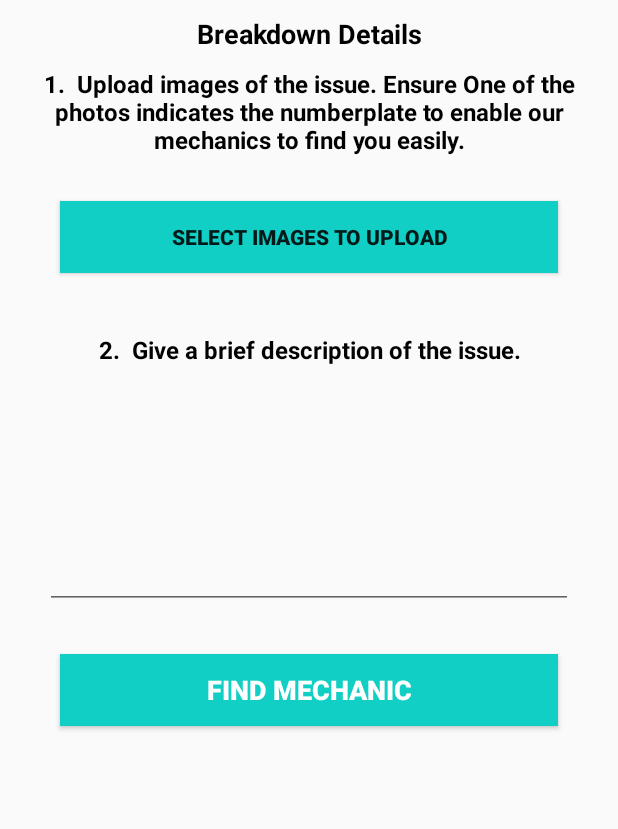
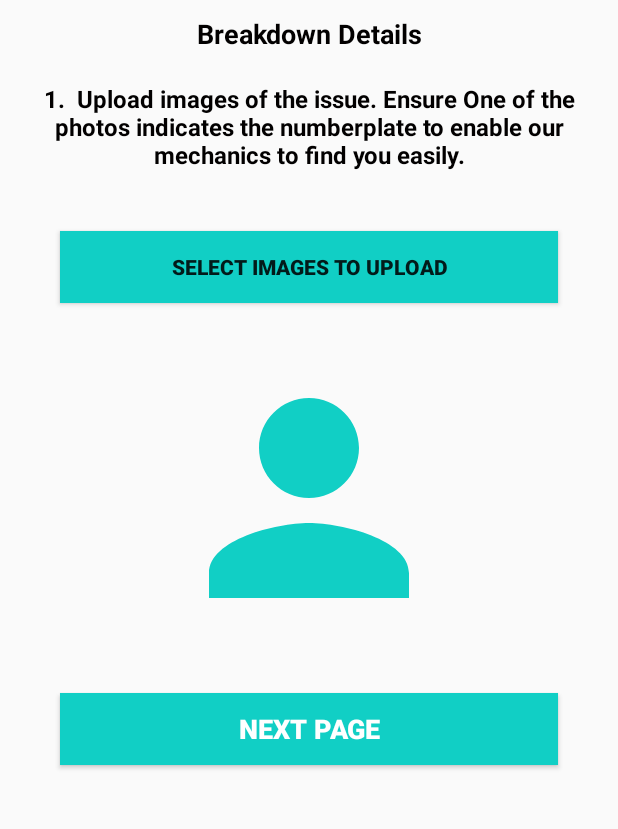
Before and after one commit to JoanWaweru/MakanikApp, an Android app: the UserIncidentPageActivity screen opened directly, with no data from a screen before it, after a tap on "SELECT IMAGES TO UPLOAD", on a phone screen of 412 x 824 dp, the part 80-909 px from its top. Run offline under Robolectric (Android 15) with nearby library versions, the phone set to English and light mode, and no system bars; libraries missing offline, so code that uses them is left out: java.io; pictures from the network do not load; Roboto replaces fonts that are not available here.

Commit message:
Breakdown Image Can Be Displayed

```diff
--- a/app/src/main/java/com/joan/makanikapp/SettingsActivity.java
+++ b/app/src/main/java/com/joan/makanikapp/SettingsActivity.java
@@ -63,7 +63,7 @@ public class SettingsActivity extends AppCompatActivity implements View.OnClickL
         reference.child(userID).addListenerForSingleValueEvent(new ValueEventListener() {
             @Override
             public void onDataChange(@NonNull DataSnapshot snapshot) {
-                UserHelperClass userProfile = snapshot.getValue(UserHelperClass.class);
+                //UserHelperClass userProfile = snapshot.getValue(UserHelperClass.class);
 
 //                if (userProfile != null) {
 //                    String firstname = userProfile.fname;
--- a/app/src/main/java/com/joan/makanikapp/UserIncidentPageActivity.java
+++ b/app/src/main/java/com/joan/makanikapp/UserIncidentPageActivity.java
@@ -1,3 +1,153 @@
+//package com.joan.makanikapp;
+//
+//import androidx.annotation.Nullable;
+//import androidx.appcompat.app.AppCompatActivity;
+//import androidx.recyclerview.widget.LinearLayoutManager;
+//import androidx.recyclerview.widget.RecyclerView;
+//
+//import android.content.Intent;
+//import android.database.Cursor;
+//import android.graphics.BitmapFactory;
+//import android.net.Uri;
+//import android.os.Bundle;
+//import android.provider.MediaStore;
+//import android.provider.OpenableColumns;
+//import android.view.View;
+//import android.widget.Button;
+//import android.widget.ImageView;
+//import android.widget.Toast;
+//
+//
+//import java.util.ArrayList;
+//import java.util.List;
+//
+//public class UserIncidentPageActivity extends AppCompatActivity {
+//    private static final int RESULT_LOAD_IMAGE = 1;
+//    private Button image_uploader, submit_incident;
+//    //private RecyclerView incident_images;
+//    private List<String> filenamelist;
+//    private List<String> filedonelist;
+//    private UploadImageListAdapter uploadImageListAdapter;
+//    private ImageView viewBreakdownImage;
+//
+//    @Override
+//    protected void onCreate(Bundle savedInstanceState) {
+//        super.onCreate(savedInstanceState);
+//        setContentView(R.layout.activity_user_incident_page);
+//        image_uploader = findViewById(R.id.image_breakdown_images);
+//        submit_incident = findViewById(R.id.button_Find_Mechanic);
+//        //incident_images = findViewById(R.id.images_breakdown_report);
+//        filenamelist = new ArrayList<>();
+//        filedonelist = new ArrayList<>();
+//        uploadImageListAdapter = new UploadImageListAdapter(filenamelist,filedonelist);
+//        viewBreakdownImage = findViewById(R.id.breakdownImage);
+//        //incident_images.setLayoutManager(new LinearLayoutManager(this));
+//        //incident_images.setHasFixedSize(true);
+//        //incident_images.setAdapter(uploadImageListAdapter);
+////        if(SaveSharedPreference.getUserName(UserIncidentPageActivity.this).length() == 0)
+////        {
+////            // call Login Activity
+////            startActivity(new Intent(UserIncidentPageActivity.this,LoginActivity.class));
+////        }
+////        else
+////        {
+////            // Stay at the current activity.
+////            startActivity(new Intent(UserIncidentPageActivity.this,UserIncidentPageActivity.class));
+////        }
+//
+//
+//        image_uploader.setOnClickListener(new View.OnClickListener() {
+//            @Override
+//            public void onClick(View v) {
+//                Intent intent = new Intent();
+//                intent.setType("image/*");
+//                intent.putExtra(Intent.EXTRA_ALLOW_MULTIPLE,true);
+//                intent.setAction(Intent.ACTION_GET_CONTENT);
+//                startActivityForResult(Intent.createChooser(intent,"Select Picture"),RESULT_LOAD_IMAGE);
+//
+//                Intent i = new Intent(
+//                        Intent.ACTION_PICK, android.provider.MediaStore.Images.Media.EXTERNAL_CONTENT_URI);
+//
+//                startActivityForResult(i, RESULT_LOAD_IMAGE);
+//            }
+//        });
+//
+//        submit_incident.setOnClickListener(new View.OnClickListener() {
+//            @Override
+//            public void onClick(View v) {
+//                Intent submitIncidentIntent = new Intent(UserIncidentPageActivity.this, UserMapsActivity.class);
+//                startActivity(submitIncidentIntent);
+//            }
+//        });
+//    }
+//
+//    @Override
+//    protected void onActivityResult(int requestCode, int resultCode, @Nullable Intent data) {
+//        super.onActivityResult(requestCode, resultCode, data);
+//
+//        if(requestCode == RESULT_LOAD_IMAGE && requestCode == RESULT_OK){
+//            if(data.getClipData() != null){
+//                //Toast.makeText(UserIncidentPageActivity.this,"Please Select Images",Toast.LENGTH_LONG).show();
+////                int totalItemsSelected = data.getClipData().getItemCount();
+////                for(int i = 0; i< totalItemsSelected; i++){
+////                    Uri fileUri = data.getClipData().getItemAt(i).getUri();
+////                    String filename = getFileName(fileUri);
+////                    filenamelist.add(filename);
+////                    uploadImageListAdapter.notifyDataSetChanged();
+//
+//                Uri selectedImage = data.getData();
+//                String[] filePathColumn = { MediaStore.Images.Media.DATA };
+//
+//                Cursor cursor = getContentResolver().query(selectedImage,
+//                        filePathColumn, null, null, null);
+//                cursor.moveToFirst();
+//
+//                int columnIndex = cursor.getColumnIndex(filePathColumn[0]);
+//                String picturePath = cursor.getString(columnIndex);
+//                cursor.close();
+//
+//                ImageView imageView = findViewById(R.id.breakdownImage).post(new Runnable() {
+//                            @Override
+//                            public void run() {
+//                                ((ImageView) findViewById(R.id.breakdownImage)).setImageURI(selectedImageUri);
+//                            }
+//                        });
+//
+//                imageView.setImageBitmap(BitmapFactory.decodeFile(picturePath));
+//
+//
+//            }
+//            }else if (data.getData() != null){
+//
+//                Toast.makeText(UserIncidentPageActivity.this, "Selected Single File", Toast.LENGTH_SHORT).show();
+//
+//            }
+//        }
+//
+//    public String getFileName(Uri uri) {
+//        String result = null;
+//        if (uri.getScheme().equals("content")) {
+//            Cursor cursor = getContentResolver().query(uri, null, null, null, null);
+//            try {
+//                if (cursor != null && cursor.moveToFirst()) {
+//                    result = cursor.getString(cursor.getColumnIndex(OpenableColumns.DISPLAY_NAME));
+//                }
+//            } finally {
+//                cursor.close();
+//            }
+//        }
+//        if (result == null) {
+//            result = uri.getPath();
+//            int cut = result.lastIndexOf('/');
+//            if (cut != -1) {
+//                result = result.substring(cut + 1);
+//            }
+//        }
+//      return result;
+//    }
+//}
+
+
 package com.joan.makanikapp;
 
 import androidx.annotation.Nullable;
@@ -7,113 +157,70 @@ import androidx.recyclerview.widget.RecyclerView;
 
 import android.content.Intent;
 import android.database.Cursor;
+import android.graphics.Bitmap;
+import android.graphics.BitmapFactory;
 import android.net.Uri;
 import android.os.Bundle;
+import android.provider.MediaStore;
 import android.provider.OpenableColumns;
 import android.view.View;
 import android.widget.Button;
+import android.widget.ImageView;
 import android.widget.Toast;
 
-
+import java.io.IOException;
 import java.util.ArrayList;
 import java.util.List;
 
 public class UserIncidentPageActivity extends AppCompatActivity {
-    private static final int RESULT_LOAD_IMAGE = 1;
-    private Button image_uploader, submit_incident;
-    private RecyclerView incident_images;
-    private List<String> filenamelist;
-    private List<String> filedonelist;
-    private UploadImageListAdapter uploadImageListAdapter;
 
-    @Override
+    private Button image_uploader, next_page;
+    private ImageView viewBreakdownImage;
+    private final int REQ = 1;
+    private Bitmap bitmap;
+
     protected void onCreate(Bundle savedInstanceState) {
         super.onCreate(savedInstanceState);
         setContentView(R.layout.activity_user_incident_page);
+
         image_uploader = findViewById(R.id.image_breakdown_images);
-        submit_incident = findViewById(R.id.button_Find_Mechanic);
-        incident_images = findViewById(R.id.images_breakdown_report);
-        filenamelist = new ArrayList<>();
-        filedonelist = new ArrayList<>();
-        uploadImageListAdapter = new UploadImageListAdapter(filenamelist,filedonelist);
-        incident_images.setLayoutManager(new LinearLayoutManager(this));
-        incident_images.setHasFixedSize(true);
-        incident_images.setAdapter(uploadImageListAdapter);
-//        if(SaveSharedPreference.getUserName(UserIncidentPageActivity.this).length() == 0)
-//        {
-//            // call Login Activity
-//            startActivity(new Intent(UserIncidentPageActivity.this,LoginActivity.class));
-//        }
-//        else
-//        {
-//            // Stay at the current activity.
-//            startActivity(new Intent(UserIncidentPageActivity.this,UserIncidentPageActivity.class));
-//        }
-
+        next_page = findViewById(R.id.button_Find_Mechanic);
+        viewBreakdownImage = findViewById(R.id.breakdownImage);
 
         image_uploader.setOnClickListener(new View.OnClickListener() {
             @Override
             public void onClick(View v) {
-                Intent intent = new Intent();
-                intent.setType("image/*");
-                intent.putExtra(Intent.EXTRA_ALLOW_MULTIPLE,true);
-                intent.setAction(Intent.ACTION_GET_CONTENT);
-                startActivityForResult(Intent.createChooser(intent,"Select Picture"),RESULT_LOAD_IMAGE);
-
+                openGallery();
             }
         });
 
-        submit_incident.setOnClickListener(new View.OnClickListener() {
+        next_page.setOnClickListener(new View.OnClickListener() {
             @Override
             public void onClick(View v) {
-                Intent submitIncidentIntent = new Intent(UserIncidentPageActivity.this, UserMapsActivity.class);
+                Intent submitIncidentIntent = new Intent(UserIncidentPageActivity.this, UserIncidentPageActivity2.class);
                 startActivity(submitIncidentIntent);
             }
         });
+
+        }
+
+    private void openGallery() {
+        Intent selectImage = new Intent(Intent.ACTION_PICK, MediaStore.Images.Media.EXTERNAL_CONTENT_URI);
+        startActivityForResult(selectImage,REQ);
     }
 
     @Override
     protected void onActivityResult(int requestCode, int resultCode, @Nullable Intent data) {
         super.onActivityResult(requestCode, resultCode, data);
 
-        if(requestCode == RESULT_LOAD_IMAGE && requestCode == RESULT_OK){
-            if(data.getClipData() != null){
-                //Toast.makeText(UserIncidentPageActivity.this,"Please Select Images",Toast.LENGTH_LONG).show();
-                int totalItemsSelected = data.getClipData().getItemCount();
-                for(int i = 0; i< totalItemsSelected; i++){
-                    Uri fileUri = data.getClipData().getItemAt(i).getUri();
-                    String filename = getFileName(fileUri);
-                    filenamelist.add(filename);
-                    uploadImageListAdapter.notifyDataSetChanged();
-
-                }
-            }else if (data.getData() != null){
-
-                Toast.makeText(UserIncidentPageActivity.this, "Selected Single File", Toast.LENGTH_SHORT).show();
-
+        if(requestCode == REQ && resultCode == RESULT_OK){
+            Uri uri = data.getData();
+            try {
+                bitmap = MediaStore.Images.Media.getBitmap(getContentResolver(),uri);
+            }catch(IOException e){
+                e.printStackTrace();
             }
+            viewBreakdownImage.setImageBitmap(bitmap);
         }
     }
-
-    public String getFileName(Uri uri) {
-        String result = null;
-        if (uri.getScheme().equals("content")) {
-            Cursor cursor = getContentResolver().query(uri, null, null, null, null);
-            try {
-                if (cursor != null && cursor.moveToFirst()) {
-                    result = cursor.getString(cursor.getColumnIndex(OpenableColumns.DISPLAY_NAME));
-                }
-            } finally {
-                cursor.close();
-            }
-        }
-        if (result == null) {
-            result = uri.getPath();
-            int cut = result.lastIndexOf('/');
-            if (cut != -1) {
-                result = result.substring(cut + 1);
-            }
-        }
-        return result;
-    }
 }
--- a/app/src/main/res/layout/activity_user_incident_page.xml
+++ b/app/src/main/res/layout/activity_user_incident_page.xml
@@ -1,5 +1,5 @@
 <?xml version="1.0" encoding="utf-8"?>
-<androidx.constraintlayout.widget.ConstraintLayout xmlns:android="http://schemas.android.com/apk/res/android"
+<RelativeLayout xmlns:android="http://schemas.android.com/apk/res/android"
     xmlns:app="http://schemas.android.com/apk/res-auto"
     xmlns:tools="http://schemas.android.com/tools"
     android:layout_width="match_parent"
@@ -23,7 +23,7 @@
         android:layout_width="match_parent"
         android:layout_height="wrap_content"
         android:id="@+id/text_incident_details"
-        app:layout_constraintTop_toBottomOf="@id/text_intro"
+        android:layout_below="@id/text_intro"
         android:text="Breakdown Details"
         android:textColor="@color/darkTextColor"
         android:textAlignment="center"
@@ -38,7 +38,7 @@
         android:layout_width="match_parent"
         android:layout_height="wrap_content"
         android:id="@+id/text_breakdown_images"
-        app:layout_constraintTop_toBottomOf="@id/text_incident_details"
+        android:layout_below= "@id/text_incident_details"
         android:text="1.  Upload images of the issue. Ensure One of the photos indicates the numberplate to enable our mechanics to find you easily."
         android:textColor="@color/darkTextColor"
         android:textAlignment="center"
@@ -55,7 +55,7 @@
         android:layout_height="wrap_content"
         android:id="@+id/image_breakdown_images"
         android:text="Select Images to Upload"
-        app:layout_constraintTop_toBottomOf="@id/text_breakdown_images"
+        android:layout_below="@id/text_breakdown_images"
         android:background="@color/themeColor"
         android:textStyle="bold"
         android:textAlignment="center"
@@ -65,57 +65,67 @@
         app:layout_constraintStart_toStartOf="parent">
 
     </Button>
-    <androidx.recyclerview.widget.RecyclerView
-        android:layout_width="match_parent"
-        android:layout_height="wrap_content"
-        android:id="@+id/images_breakdown_report"
-        app:layout_constraintTop_toBottomOf="@id/image_breakdown_images"
-        android:layout_marginVertical="10dp"
-        android:layout_marginHorizontal="20dp">
+<!--    <androidx.recyclerview.widget.RecyclerView-->
+<!--        android:layout_width="match_parent"-->
+<!--        android:layout_height="wrap_content"-->
+<!--        android:id="@+id/images_breakdown_report"-->
+<!--        app:layout_constraintTop_toBottomOf="@id/image_breakdown_images"-->
+<!--        android:layout_marginVertical="10dp"-->
+<!--        android:layout_marginHorizontal="20dp">-->
 
-    </androidx.recyclerview.widget.RecyclerView>
-    <TextView
-        android:layout_width="match_parent"
-        android:layout_height="wrap_content"
-        android:id="@+id/text_breakdown_description"
-        android:text="2.  Give a brief description of the issue."
-        android:textColor="@color/darkTextColor"
-        android:textAlignment="center"
-        android:gravity="center"
-        android:textSize="16sp"
-        android:textStyle="bold"
-        android:layout_marginVertical="30dp"
-        app:layout_constraintStart_toStartOf="parent"
-        android:layout_marginHorizontal="10dp"
-        app:layout_constraintTop_toBottomOf="@id/images_breakdown_report"
-        >
+<!--    </androidx.recyclerview.widget.RecyclerView>-->
 
-    </TextView>
-    <EditText
-        android:layout_width="match_parent"
-        android:layout_height="wrap_content"
-        android:id="@+id/edittext_description"
-        app:layout_constraintStart_toStartOf="parent"
-        app:layout_constraintTop_toBottomOf="@id/text_breakdown_description"
-        android:layout_marginHorizontal="30dp"
-        android:layout_marginVertical="10dp"
-        android:inputType="textMultiLine"
-        android:lines="8"
-        android:minLines="6"
-        android:gravity="top|left"
-        android:maxLines="10"
-        android:scrollbars="vertical">
+    <ImageView
+        android:id="@+id/breakdownImage"
+        android:layout_width="200dp"
+        android:layout_height="200dp"
+        android:layout_below="@+id/image_breakdown_images"
+        android:src="@drawable/ic_view_my_profile_icon"
+        android:layout_centerHorizontal="true"
+        android:visibility="visible"/>
 
-    </EditText>
+<!--    <TextView-->
+<!--        android:layout_width="match_parent"-->
+<!--        android:layout_height="wrap_content"-->
+<!--        android:id="@+id/text_breakdown_description"-->
+<!--        android:text="2.  Give a brief description of the issue."-->
+<!--        android:textColor="@color/darkTextColor"-->
+<!--        android:textAlignment="center"-->
+<!--        android:gravity="center"-->
+<!--        android:textSize="16sp"-->
+<!--        android:textStyle="bold"-->
+<!--        android:layout_marginVertical="30dp"-->
+<!--        app:layout_constraintStart_toStartOf="parent"-->
+<!--        android:layout_marginHorizontal="10dp"-->
+<!--        android:layout_below="@id/breakdownImage"-->
+<!--        >-->
+
+<!--    </TextView>-->
+<!--    <EditText-->
+<!--        android:layout_width="match_parent"-->
+<!--        android:layout_height="wrap_content"-->
+<!--        android:id="@+id/edittext_description"-->
+<!--        app:layout_constraintStart_toStartOf="parent"-->
+<!--        android:layout_below="@id/text_breakdown_description"-->
+<!--        android:layout_marginHorizontal="30dp"-->
+<!--        android:layout_marginVertical="10dp"-->
+<!--        android:inputType="textMultiLine"-->
+<!--        android:lines="8"-->
+<!--        android:minLines="6"-->
+<!--        android:gravity="top|left"-->
+<!--        android:maxLines="10"-->
+<!--        android:scrollbars="vertical">-->
+
+<!--    </EditText>-->
 
 
     <Button
         android:layout_width="match_parent"
         android:layout_height="wrap_content"
         android:id="@+id/button_Find_Mechanic"
-        android:text="Find Mechanic"
+        android:text="Next Page"
         android:textSize="18sp"
-        app:layout_constraintTop_toBottomOf="@id/edittext_description"
+        android:layout_below="@id/breakdownImage"
         android:background="@color/themeColor"
         android:textColor="@color/whiteTextColor"
         android:textStyle="bold"
@@ -123,13 +133,9 @@
         android:gravity="center"
         android:layout_marginVertical="30dp"
         android:layout_marginHorizontal="40dp"
-        app:layout_constraintStart_toStartOf="parent"
-        >
+        app:layout_constraintStart_toStartOf="parent">
 
     </Button>
 
 
-
-
-
-</androidx.constraintlayout.widget.ConstraintLayout>
+</RelativeLayout>
```
Also changed, not shown: app/src/main/AndroidManifest.xml (+4 -3 lines), app/src/main/java/com/joan/makanikapp/UserIncidentPageActivity2.java (added, +32 -0 lines), app/src/main/res/layout/activity_user_incident_page2.xml (added, +146 -0 lines), app/src/main/res/navigation/nav_graph.xml (+23 -23 lines).
